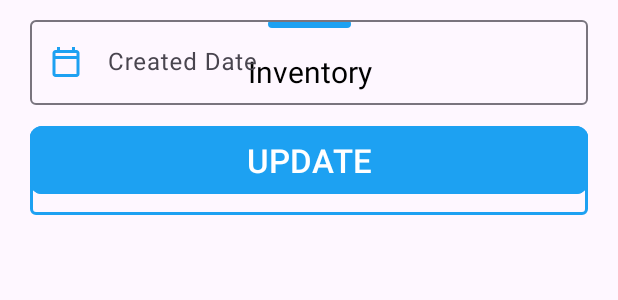
After one commit to Vanshpanchal/IMS, an Android app: the layout add_dialog.xml on its own in the app's theme, with its tools: preview values and no code run, on a phone screen of 412 x 824 dp. The commit adds this screen. Shown: the top 300 px of the screen. Run offline under Robolectric (Android 15) with nearby library versions, the phone set to English and light mode, and no system bars.

Commit message:
Changes 01

```diff
--- a/app/src/main/java/com/example/ims/MainActivity.kt
+++ b/app/src/main/java/com/example/ims/MainActivity.kt
@@ -40,7 +40,7 @@ class MainActivity : AppCompatActivity() {
             true
         }
     }
-    private fun replacefragement(fragment: Fragment) {
+     fun replacefragement(fragment: Fragment) {
         val fragmentManager = supportFragmentManager
         val fragmentTransaction = fragmentManager.beginTransaction()
         FragmentTransaction.TRANSIT_ENTER_MASK
--- a/app/src/main/java/com/example/ims/inventory_adapter.kt
+++ b/app/src/main/java/com/example/ims/inventory_adapter.kt
@@ -39,7 +39,7 @@ class inventory_adapter(private val items: List<inventory_list>): RecyclerView.A
         val sr_no= position+1
         holder.inv_name.text = item.inventoryName
         holder.created_date.text = item.created_date
-        holder.id_no.text = sr_no.toString()
+        holder.id_no.text = sr_no.toString()+"."
 
     }
     override fun onCreateViewHolder(
--- /dev/null
+++ b/app/src/main/res/drawable/calendar_today_24px.xml
@@ -0,0 +1,10 @@
+<vector xmlns:android="http://schemas.android.com/apk/res/android"
+    android:width="24dp"
+    android:height="24dp"
+    android:viewportWidth="960"
+    android:viewportHeight="960"
+    android:tint="?attr/colorControlNormal">
+  <path
+      android:fillColor="@android:color/white"
+      android:pathData="M200,880Q167,880 143.5,856.5Q120,833 120,800L120,240Q120,207 143.5,183.5Q167,160 200,160L240,160L240,80L320,80L320,160L640,160L640,80L720,80L720,160L760,160Q793,160 816.5,183.5Q840,207 840,240L840,800Q840,833 816.5,856.5Q793,880 760,880L200,880ZM200,800L760,800Q760,800 760,800Q760,800 760,800L760,400L200,400L200,800Q200,800 200,800Q200,800 200,800ZM200,320L760,320L760,240Q760,240 760,240Q760,240 760,240L200,240Q200,240 200,240Q200,240 200,240L200,320ZM200,320L200,240Q200,240 200,240Q200,240 200,240L200,240Q200,240 200,240Q200,240 200,240L200,320L200,320Z"/>
+</vector>
--- /dev/null
+++ b/app/src/main/res/layout/add_dialog.xml
@@ -0,0 +1,110 @@
+<?xml version="1.0" encoding="utf-8"?>
+<androidx.constraintlayout.widget.ConstraintLayout xmlns:android="http://schemas.android.com/apk/res/android"
+    xmlns:app="http://schemas.android.com/apk/res-auto"
+    xmlns:tools="http://schemas.android.com/tools"
+    android:layout_width="match_parent"
+    android:layout_height="match_parent"
+    android:padding="8sp">
+
+
+    <View
+        android:id="@+id/view2"
+        android:layout_width="55dp"
+        android:layout_height="5dp"
+        android:layout_marginTop="5dp"
+        android:background="@drawable/shape_bg"
+        app:layout_constraintEnd_toEndOf="parent"
+        app:layout_constraintStart_toStartOf="parent"
+        app:layout_constraintTop_toTopOf="parent" />
+
+    <TextView
+        android:id="@+id/textView"
+        android:layout_width="match_parent"
+        android:layout_height="wrap_content"
+        android:layout_marginVertical="15dp"
+        android:paddingHorizontal="15dp"
+        android:text="@string/inventory"
+        android:textAlignment="center"
+        android:textColor="@color/black"
+        android:textSize="20sp"
+        app:layout_constraintEnd_toEndOf="parent"
+        app:layout_constraintStart_toStartOf="parent"
+        app:layout_constraintTop_toBottomOf="@+id/view2" />
+
+
+    <com.google.android.material.textfield.TextInputLayout
+        android:id="@+id/layout_1"
+        android:layout_width="match_parent"
+        android:layout_height="wrap_content"
+        android:layout_marginHorizontal="12sp"
+        android:layout_marginTop="20dp"
+        android:autofillHints="name"
+        android:hint="Inventory Name"
+        app:hintTextColor="@color/blue"
+        app:layout_constraintEnd_toEndOf="parent"
+        app:layout_constraintStart_toStartOf="parent"
+        app:layout_constraintTop_toBottomOf="@+id/textView"
+        app:startIconDrawable="@drawable/inventory_2_24px"
+        app:startIconTint="@color/blue">
+
+        <com.google.android.material.textfield.TextInputEditText
+            android:id="@+id/i_name"
+            android:layout_width="match_parent"
+            android:layout_height="wrap_content"
+            android:inputType="text"
+            android:maxLines="1"
+            android:textColor="@color/black">
+
+        </com.google.android.material.textfield.TextInputEditText>
+    </com.google.android.material.textfield.TextInputLayout>
+
+
+
+    <com.google.android.material.textfield.TextInputLayout
+        android:id="@+id/layout_4"
+        android:layout_width="match_parent"
+        android:layout_height="wrap_content"
+        android:layout_marginHorizontal="12sp"
+        android:clickable="false"
+        android:focusable="false"
+        android:hint="@string/created_date"
+        app:hintTextColor="@color/blue"
+        app:layout_constraintEnd_toEndOf="parent"
+        app:layout_constraintStart_toStartOf="parent"
+        app:startIconDrawable="@drawable/calendar_today_24px"
+        app:startIconTint="@color/blue"
+        tools:layout_editor_absoluteY="230dp">
+
+        <com.google.android.material.textfield.TextInputEditText
+            android:id="@+id/date"
+            android:layout_width="match_parent"
+            android:layout_height="wrap_content"
+            android:clickable="false"
+            android:focusable="false"
+            android:inputType="date"
+            android:maxLines="1"
+            android:textColor="@color/black">
+
+        </com.google.android.material.textfield.TextInputEditText>
+    </com.google.android.material.textfield.TextInputLayout>
+
+    <Button
+        android:id="@+id/submit_btn"
+        android:layout_width="match_parent"
+        android:layout_height="wrap_content"
+        android:layout_marginHorizontal="12sp"
+        android:layout_marginStart="12dp"
+        android:layout_marginTop="10sp"
+        android:layout_marginEnd="12dp"
+        android:backgroundTint="@color/blue"
+        android:paddingVertical="8sp"
+        android:text="@string/update"
+        android:textAllCaps="true"
+        android:textColor="@color/white"
+        android:textSize="22sp"
+        app:cornerRadius="8sp"
+        app:layout_constraintEnd_toEndOf="parent"
+        app:layout_constraintStart_toStartOf="parent"
+        app:layout_constraintTop_toBottomOf="@+id/layout_4" />
+
+</androidx.constraintlayout.widget.ConstraintLayout>
--- a/app/src/main/res/layout/fragment_inventory.xml
+++ b/app/src/main/res/layout/fragment_inventory.xml
@@ -31,6 +31,7 @@
         app:layout_constraintTop_toBottomOf="@+id/textView" />
 
     <com.google.android.material.floatingactionbutton.ExtendedFloatingActionButton
+        android:id="@+id/add_inv"
         android:layout_width="wrap_content"
         android:layout_height="wrap_content"
         android:layout_margin="25dp"
--- a/app/src/main/res/layout/rv_three.xml
+++ b/app/src/main/res/layout/rv_three.xml
@@ -80,7 +80,7 @@
         android:orientation="horizontal"
         android:weightSum="9"
         android:background="@drawable/bg_3"
-        android:paddingVertical="4sp"
+        android:paddingVertical="1sp"
         app:layout_constraintEnd_toEndOf="parent"
         app:layout_constraintStart_toStartOf="parent"
         app:layout_constraintTop_toTopOf="parent">
@@ -101,7 +101,7 @@
             android:layout_width="0dp"
             android:layout_height="match_parent"
             android:textColor="@color/black"
-            android:layout_weight="3.5"
+            android:layout_weight="4.5"
             android:paddingHorizontal="8sp"
             android:layout_gravity="center_vertical"
             android:paddingVertical="10sp"
@@ -113,7 +113,7 @@
             android:layout_width="0dp"
             android:layout_height="match_parent"
             android:layout_gravity="center_vertical"
-            android:layout_weight="3.3"
+            android:layout_weight="2.5"
             android:paddingHorizontal="8sp"
             android:paddingVertical="10sp"
             android:textSize="16sp"
--- a/app/src/main/res/values/strings.xml
+++ b/app/src/main/res/values/strings.xml
@@ -49,4 +49,7 @@
     <string name="price_per_unit">Price Per Unit</string>
     <string name="owner_name">Owner Name</string>
     <string name="in_stock">In Stock</string>
+    <string name="inventory_owner">Inventory Owner</string>
+    <string name="invenory_id">Inventory ID</string>
+    <string name="created_date">Created Date</string>
 </resources>
```
Also changed, not shown: app/src/main/java/com/example/ims/inventory.kt (+35 -3 lines), app/src/main/res/layout/preview_dialog.xml (+15 -5 lines), app/src/main/res/layout/rv_two.xml (+7 -6 lines).
